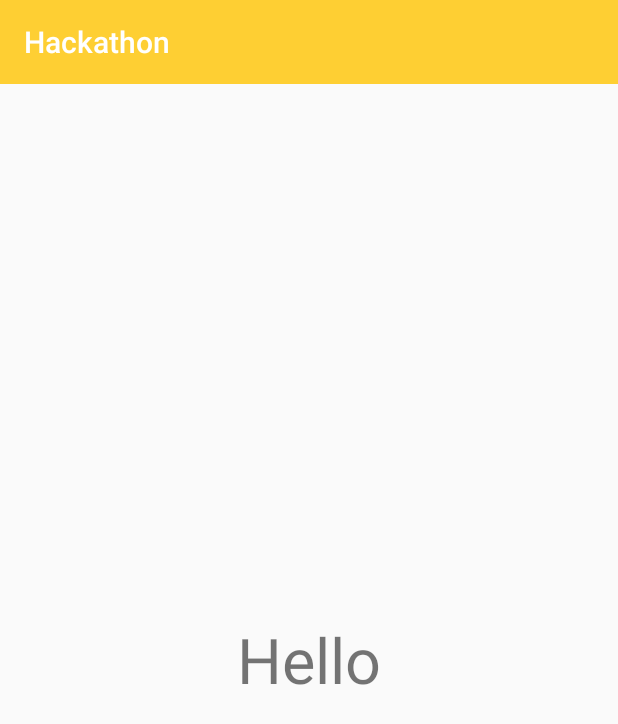
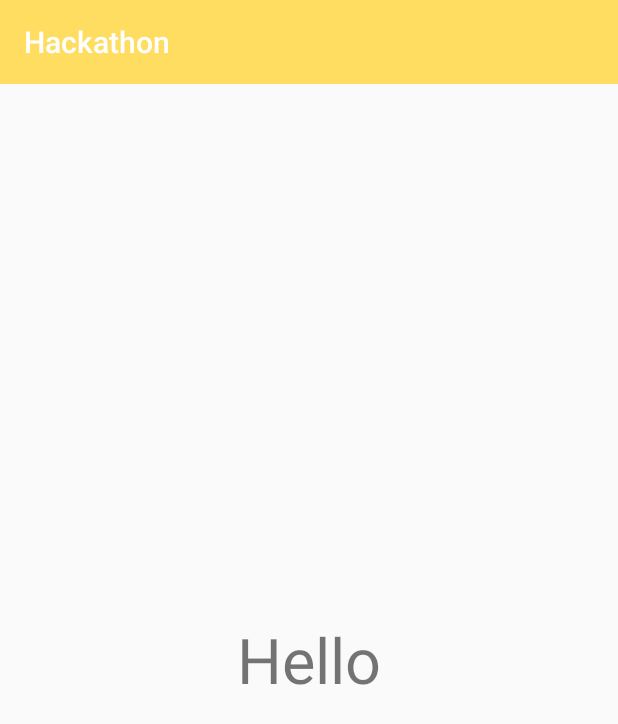
Before and after one commit to shmakova/Hackathon, an Android app: the screen it shows after launch (MainActivity), on a phone screen of 412 x 824 dp. Shown: the top 724 px of the screen. Run offline under Robolectric (Android 15) with nearby library versions, the phone set to English and light mode, and no system bars; our stand-ins replace ButterKnife, Dagger/Hilt's generated code, Timber.

Commit message:
fix colors

```diff
--- a/app/src/main/res/values/colors.xml
+++ b/app/src/main/res/values/colors.xml
@@ -1,7 +1,7 @@
 <?xml version="1.0" encoding="utf-8"?>
 <resources>
-    <color name="colorPrimary">#fecf33</color>
-    <color name="colorPrimaryDark">#fdbd39</color>
+    <color name="colorPrimary">#ffdd60</color>
+    <color name="colorPrimaryDark">#B1994A</color>
     <color name="colorAccent">#ee6723</color>
 
     <color name="yellow">#fecf33</color>
```
